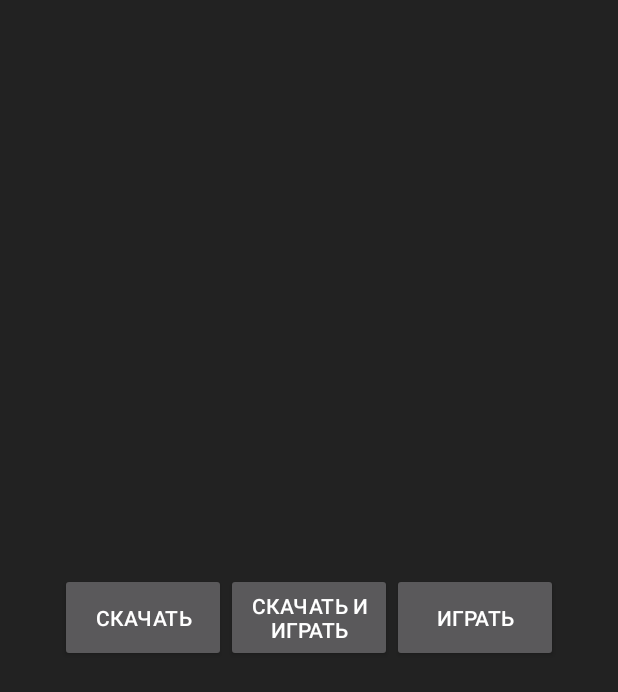
After one commit to GSench/YandexMusicCasher, an Android app: the layout receive_activity.xml on its own in the app's theme, with its tools: preview values and no code run, on a phone screen of 412 x 824 dp. The commit adds this screen. Shown: the top 692 px of the screen. Run offline under Robolectric (Android 15) with nearby library versions, the phone set to English and light mode, and no system bars.

Commit message:
Play, Download, Download and play strategies; raw implementation;

```diff
--- a/app/src/main/java/ru/yandexmusiccasher/domain/interactor/UrlReceivedInteractor.java
+++ b/app/src/main/java/ru/yandexmusiccasher/domain/interactor/UrlReceivedInteractor.java
@@ -21,6 +21,10 @@ import ru.yandexmusiccasher.domain.utils.Pair;
  */
 
 public class UrlReceivedInteractor {
+
+    public static final int PLAY = 1;
+    public static final int DOWNLOAD = 2;
+    public static final int DOWNLOAD_PLAY = 3;
 
     private SystemInterface system;
     private MusicStorageOperations sOperations;
--- a/app/src/main/java/ru/yandexmusiccasher/presentation/view/PathInitView.java
+++ b/app/src/main/java/ru/yandexmusiccasher/presentation/view/PathInitView.java
@@ -7,6 +7,7 @@ package ru.yandexmusiccasher.presentation.view;
 public interface PathInitView {
 
     public void pickPath();
+    public void startDownloadingPlaying();
     public void startDownloading();
-
+    public void startPlaying();
 }
--- a/app/src/main/java/ru/yandexmusiccasher/presentation/view/activity/MainActivity.java
+++ b/app/src/main/java/ru/yandexmusiccasher/presentation/view/activity/MainActivity.java
@@ -16,7 +16,7 @@ public class MainActivity extends ReceiveActivity {
     }
 
     @Override
-    public void startDownloading() {
+    public void startDownloadingPlaying() {
         System.out.println("Path appears to be: "+getSharedPreferences("preferences", MODE_PRIVATE).getString("music_dir", "null"));
     }
 
--- a/app/src/main/java/ru/yandexmusiccasher/presentation/view/service/YandexDownloadService.java
+++ b/app/src/main/java/ru/yandexmusiccasher/presentation/view/service/YandexDownloadService.java
@@ -16,6 +16,8 @@ import ru.yandexmusiccasher.presentation.view.activity.YandexVerifyActivity;
  * Created by GSench on 01.06.2016.
  */
 public class YandexDownloadService extends IntentService implements DownloadServiceView {
+
+    public static final String DOWNLOAD_PLAY_STRATEGY = "strategy";
 
     String baseUrl;
 
--- /dev/null
+++ b/app/src/main/res/layout/receive_activity.xml
@@ -0,0 +1,35 @@
+<?xml version="1.0" encoding="utf-8"?>
+<RelativeLayout
+    xmlns:android="http://schemas.android.com/apk/res/android"
+    android:layout_width="match_parent"
+    android:layout_height="match_parent">
+
+    <LinearLayout
+        android:layout_width="wrap_content"
+        android:layout_height="wrap_content"
+        android:layout_centerInParent="true">
+
+        <Button
+            android:layout_height="match_parent"
+            android:layout_weight="1"
+            android:layout_width="0dp"
+            android:text="@string/download"
+            android:onClick="download"/>
+
+        <Button
+            android:layout_height="match_parent"
+            android:layout_weight="1"
+            android:layout_width="0dp"
+            android:text="@string/download_play"
+            android:onClick="downloadPlay"/>
+
+        <Button
+            android:layout_height="match_parent"
+            android:layout_weight="1"
+            android:layout_width="0dp"
+            android:text="@string/play"
+            android:onClick="play"/>
+
+    </LinearLayout>
+
+</RelativeLayout>
--- a/app/src/main/res/values/strings.xml
+++ b/app/src/main/res/values/strings.xml
@@ -37,4 +37,7 @@
     <string name="error_writing_track_info">Ошибка записи информации о треке</string>
     <string name="error_parsing_track_info">Ошибка распознавания информации о треке</string>
     <string name="error_setting_music_info">Ошибка установки информацции о треке</string>
+    <string name="download">Скачать</string>
+    <string name="download_play">Скачать и играть</string>
+    <string name="play">Играть</string>
 </resources>
--- a/app/src/main/res/values/styles.xml
+++ b/app/src/main/res/values/styles.xml
@@ -9,4 +9,13 @@
         <item name="android:background">@color/background</item>
     </style>
 
+    <style name="Theme.Transparent" parent="Theme.AppCompat.NoActionBar">
+        <item name="android:windowIsTranslucent">true</item>
+        <item name="android:windowBackground">@android:color/transparent</item>
+        <item name="android:windowContentOverlay">@null</item>
+        <item name="android:windowNoTitle">true</item>
+        <item name="android:windowIsFloating">true</item>
+        <item name="android:backgroundDimEnabled">false</item>
+    </style>
+
 </resources>
```
Also changed, not shown: app/src/main/AndroidManifest.xml (+6 -4 lines), app/src/main/java/ru/yandexmusiccasher/presentation/presenter/PathInitPresenterImpl.java (+12 -0 lines), app/src/main/java/ru/yandexmusiccasher/presentation/view/activity/ReceiveActivity.java (+35 -2 lines).
